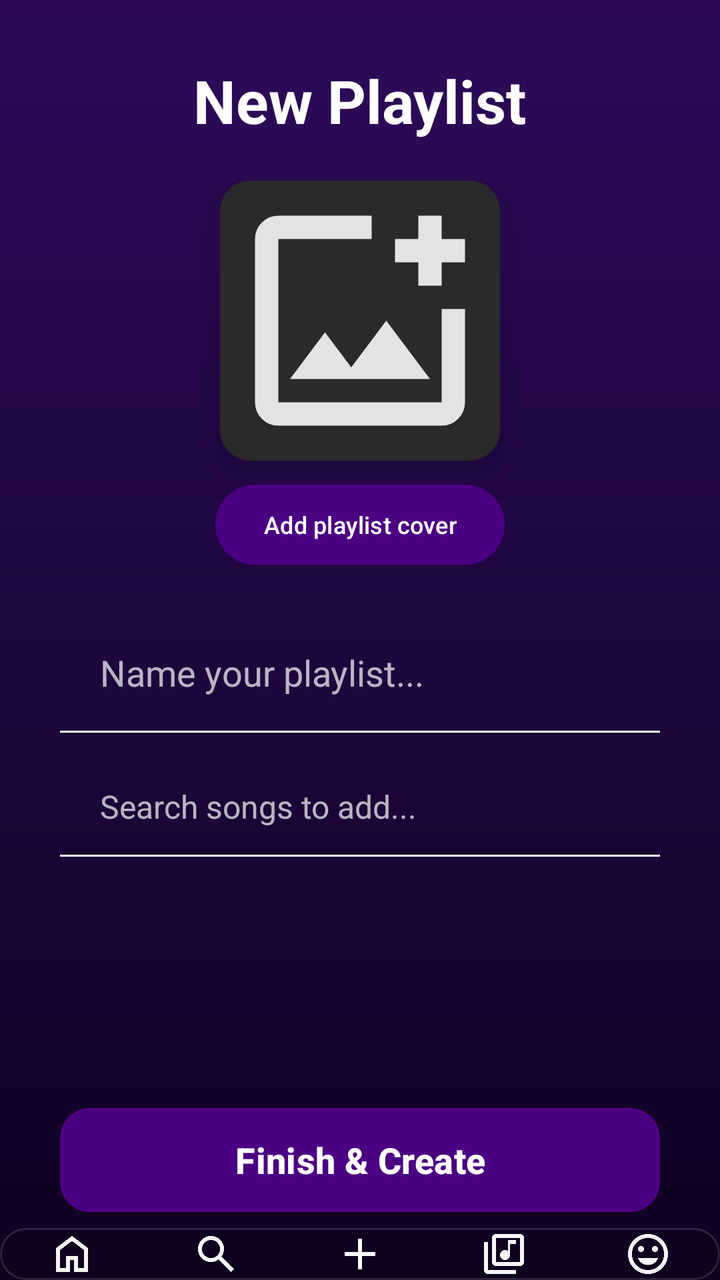
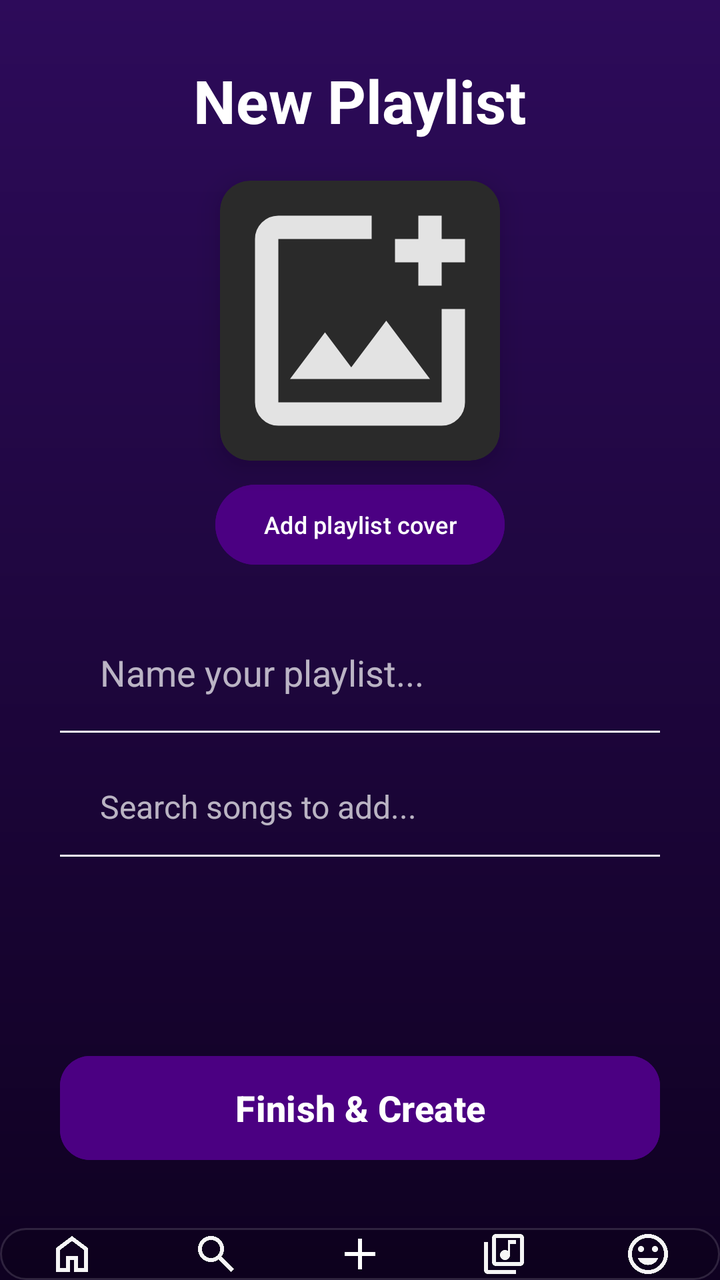

Compare the two renders of this Android layout. The source of the first and the diff that turns it into the second are given below.
<!-- AndroidManifest.xml: application theme Theme.Tuneify_Final_Project -->
<!-- res/layout/activity_create_playlist.xml -->
<?xml version="1.0" encoding="utf-8"?>
<androidx.constraintlayout.widget.ConstraintLayout
    xmlns:android="http://schemas.android.com/apk/res/android"
    xmlns:app="http://schemas.android.com/apk/res-auto"
    xmlns:tools="http://schemas.android.com/tools"
    android:layout_width="match_parent"
    android:layout_height="match_parent"
    android:background="@drawable/bg_main_gradient">

    <TextView
        android:id="@+id/tv_create_title"
        android:layout_width="wrap_content"
        android:layout_height="wrap_content"
        android:text="New Playlist"
        android:textColor="#FFFFFF"
        android:textSize="30sp"
        android:textStyle="bold"
        android:layout_marginTop="30dp"
        app:layout_constraintTop_toTopOf="parent"
        app:layout_constraintStart_toStartOf="parent"
        app:layout_constraintEnd_toEndOf="parent"/>

    <androidx.cardview.widget.CardView
        android:id="@+id/cv_playlist_cover"
        android:layout_width="140dp"
        android:layout_height="140dp"
        android:layout_marginTop="20dp"
        app:cardCornerRadius="15dp"
        app:cardBackgroundColor="#2A2A2A"
        app:cardElevation="8dp"
        app:layout_constraintTop_toBottomOf="@id/tv_create_title"
        app:layout_constraintStart_toStartOf="parent"
        app:layout_constraintEnd_toEndOf="parent">

        <ImageView
            android:id="@+id/iv_playlist_cover"
            android:layout_width="match_parent"
            android:layout_height="match_parent"
            android:scaleType="centerCrop"
            android:src="@drawable/add_playlist_cover"
            android:contentDescription="Playlist Cover Preview" />
    </androidx.cardview.widget.CardView>

    <Button
        android:id="@+id/btn_select_cover"
        android:layout_width="wrap_content"
        android:layout_height="wrap_content"
        android:layout_marginTop="8dp"
        android:text="Add playlist cover"
        android:textSize="12sp"
        android:textAllCaps="false"
        android:backgroundTint="#4B0082"
        app:layout_constraintTop_toBottomOf="@id/cv_playlist_cover"
        app:layout_constraintStart_toStartOf="parent"
        app:layout_constraintEnd_toEndOf="parent" />

    <EditText
        android:id="@+id/et_playlist_name"
        android:layout_width="0dp"
        android:layout_height="60dp"
        android:layout_marginHorizontal="30dp"
        android:layout_marginTop="20dp"
        android:background="@drawable/edit_text_flat"
        android:hint="Name your playlist..."
        android:paddingStart="20dp"
        android:paddingEnd="20dp"
        android:importantForAutofill="no"
        android:textColor="#FFFFFF"
        android:textColorHint="#B3FFFFFF"
        app:layout_constraintTop_toBottomOf="@id/btn_select_cover"
        app:layout_constraintStart_toStartOf="parent"
        app:layout_constraintEnd_toEndOf="parent" />

    <EditText
        android:id="@+id/et_search_songs"
        android:layout_width="0dp"
        android:layout_height="50dp"
        android:layout_marginHorizontal="30dp"
        android:layout_marginTop="12dp"
        android:background="@drawable/edit_text_flat"
        android:hint="Search songs to add..."
        android:paddingStart="20dp"
        android:paddingEnd="20dp"
        android:importantForAutofill="no"
        android:textColor="#FFFFFF"
        android:textColorHint="#B3FFFFFF"
        android:textSize="16sp"
        app:layout_constraintTop_toBottomOf="@id/et_playlist_name"
        app:layout_constraintStart_toStartOf="parent"
        app:layout_constraintEnd_toEndOf="parent" />

    <androidx.recyclerview.widget.RecyclerView
        android:id="@+id/rv_songs_list"
        android:layout_width="match_parent"
        android:layout_height="0dp"
        android:layout_marginTop="10dp"
        android:layout_marginBottom="10dp"
        android:paddingHorizontal="10dp"
        app:layout_constraintTop_toBottomOf="@id/et_search_songs"
        app:layout_constraintBottom_toTopOf="@id/btn_save_playlist"/>

    <Button
        android:id="@+id/btn_save_playlist"
        android:layout_width="0dp"
        android:layout_height="60dp"
        android:layout_marginHorizontal="30dp"
        android:layout_marginBottom="30dp"
        android:backgroundTint="#4B0082"
        android:text="Finish &amp; Create"
        android:textAllCaps="false"
        android:textSize="18sp"
        android:textStyle="bold"
        app:cornerRadius="15dp"
        app:layout_constraintBottom_toBottomOf="parent"
        app:layout_constraintStart_toStartOf="parent"
        app:layout_constraintEnd_toEndOf="parent" />



    <include
        android:id="@+id/cv_now_playing_bar"
        layout="@layout/layout_now_playing_bar"
        android:layout_width="0dp"
        android:layout_height="68dp"
        android:visibility="gone"
        app:layout_constraintBottom_toTopOf="@id/bottom_nav_container"
        app:layout_constraintStart_toStartOf="parent"
        app:layout_constraintEnd_toEndOf="parent" />

    
    <include
        android:id="@+id/bottom_nav_container"
        layout="@layout/layout_bottom_nav"
        android:layout_width="0dp"
        android:layout_height="wrap_content"
        app:layout_constraintBottom_toBottomOf="parent"
        app:layout_constraintStart_toStartOf="parent"
        app:layout_constraintEnd_toEndOf="parent" />

</androidx.constraintlayout.widget.ConstraintLayout>
<!-- res/layout/layout_now_playing_bar.xml (included above) -->
<?xml version="1.0" encoding="utf-8"?>
<RelativeLayout
    xmlns:android="http://schemas.android.com/apk/res/android"
    xmlns:app="http://schemas.android.com/apk/res-auto"
    android:id="@+id/cv_now_playing_bar"
    android:layout_width="match_parent"
    android:layout_height="64dp"
    android:layout_marginStart="12dp"
    android:layout_marginEnd="12dp"
    android:layout_marginBottom="8dp"
    android:background="@drawable/glass_card"
    android:paddingStart="10dp"
    android:paddingEnd="10dp">

    
    <ImageView
        android:id="@+id/iv_now_playing_thumb"
        android:layout_width="46dp"
        android:layout_height="46dp"
        android:layout_centerVertical="true"
        android:layout_alignParentStart="true"
        android:scaleType="centerCrop"
        android:src="@drawable/add_playlist_cover" />

    
    <ImageView
        android:id="@+id/iv_now_playing_play_pause"
        android:layout_width="36dp"
        android:layout_height="36dp"
        android:layout_alignParentEnd="true"
        android:layout_centerVertical="true"
        android:layout_marginEnd="4dp"
        android:src="@drawable/play_icon"
        app:tint="#FFFFFF" />

    
    <LinearLayout
        android:layout_width="match_parent"
        android:layout_height="wrap_content"
        android:layout_toEndOf="@id/iv_now_playing_thumb"
        android:layout_toStartOf="@id/iv_now_playing_play_pause"
        android:layout_centerVertical="true"
        android:layout_marginStart="12dp"
        android:layout_marginEnd="8dp"
        android:orientation="vertical">

        <TextView
            android:id="@+id/tv_now_playing_title"
            android:layout_width="match_parent"
            android:layout_height="wrap_content"
            android:text="Not Playing"
            android:textColor="#FFFFFF"
            android:textStyle="bold"
            android:textSize="14sp"
            android:maxLines="1"
            android:ellipsize="marquee"
            android:marqueeRepeatLimit="marquee_forever"
            android:focusable="true"
            android:focusableInTouchMode="true"
            android:singleLine="true"/>

        <TextView
            android:id="@+id/tv_now_playing_artist"
            android:layout_width="match_parent"
            android:layout_height="wrap_content"
            android:text="Select a song"
            android:textColor="#DDFFFFFF"
            android:textSize="12sp"
            android:maxLines="1"
            android:ellipsize="end"/>

    </LinearLayout>

</RelativeLayout>
<!-- res/layout/layout_bottom_nav.xml (included above) -->
<?xml version="1.0" encoding="utf-8"?>
<LinearLayout xmlns:android="http://schemas.android.com/apk/res/android"
    xmlns:app="http://schemas.android.com/apk/res-auto"
    android:id="@+id/bottom_nav_container"
    android:layout_width="match_parent"
    android:layout_height="64dp"
    android:layout_marginStart="20dp"
    android:layout_marginEnd="20dp"
    android:layout_marginBottom="18dp"
    android:background="@drawable/glass_card"
    android:orientation="horizontal"
    android:weightSum="5"
    android:gravity="center"
    android:elevation="8dp">

    <ImageView
        android:id="@+id/nav_home"
        android:layout_width="0dp"
        android:layout_height="24dp"
        android:layout_weight="1"
        android:src="@drawable/home_icon"
        app:tint="#B3FFFFFF"/>

    <ImageView
        android:id="@+id/nav_search"
        android:layout_width="0dp"
        android:layout_height="24dp"
        android:layout_weight="1"
        android:src="@drawable/search_icon"
        app:tint="#B3FFFFFF"/>

    <ImageView
        android:id="@+id/nav_create"
        android:layout_width="0dp"
        android:layout_height="26dp"
        android:layout_weight="1"
        android:src="@drawable/add_icon"
        app:tint="#FFFFFF"/>

    <ImageView
        android:id="@+id/nav_library"
        android:layout_width="0dp"
        android:layout_height="24dp"
        android:layout_weight="1"
        android:src="@drawable/library_icon"
        app:tint="#B3FFFFFF"/>

    <ImageView
        android:id="@+id/nav_mood"
        android:layout_width="0dp"
        android:layout_height="24dp"
        android:layout_weight="1"
        android:src="@drawable/mood_icon"
        app:tint="#B3FFFFFF"/>

</LinearLayout>
<!-- resources referenced by this layout -->
<resources>
  <!-- drawable add_icon (drawable) -->
  <vector xmlns:android="http://schemas.android.com/apk/res/android"
      android:width="24dp"
      android:height="24dp"
      android:viewportWidth="960"
      android:viewportHeight="960">
    <path
        android:pathData="M440,520L200,520v-80h240v-240h80v240h240v80L520,520v240h-80v-240Z"
        android:fillColor="#e3e3e3"/>
  </vector>
  <!-- drawable add_playlist_cover (drawable) -->
  <vector xmlns:android="http://schemas.android.com/apk/res/android"
      android:width="24dp"
      android:height="24dp"
      android:viewportWidth="960"
      android:viewportHeight="960">
    <path
        android:pathData="M480,480ZM200,840q-33,0 -56.5,-23.5T120,760v-560q0,-33 23.5,-56.5T200,120h320v80L200,200v560h560v-320h80v320q0,33 -23.5,56.5T760,840L200,840ZM240,680h480L570,480 450,640l-90,-120 -120,160ZM680,360v-80h-80v-80h80v-80h80v80h80v80h-80v80h-80Z"
        android:fillColor="#e3e3e3"/>
  </vector>
  <!-- drawable bg_main_gradient (drawable) -->
  <?xml version="1.0" encoding="utf-8"?>
  <shape xmlns:android="http://schemas.android.com/apk/res/android"
      android:shape="rectangle">
      <gradient
          android:startColor="#2D0B5A"
          android:endColor="#0F0121"
          android:angle="270" />
  </shape>
  <!-- drawable edit_text_flat (drawable) -->
  <?xml version="1.0" encoding="utf-8"?>
  <layer-list xmlns:android="http://schemas.android.com/apk/res/android">
      <item
          android:top="-2dp"
          android:left="-2dp"
          android:right="-2dp">
          <shape android:shape="rectangle">
              <stroke
                  android:width="1dp"
                  android:color="#FFFFFF" />
  
              <solid android:color="@android:color/transparent" />
          </shape>
      </item>
  </layer-list>
  <!-- drawable glass_card (drawable) -->
  <?xml version="1.0" encoding="utf-8"?>
  <shape xmlns:android="http://schemas.android.com/apk/res/android">
  
      <solid android:color="#1C000000"/>
  
      <corners android:radius="22dp"/>
  
      <stroke
          android:width="1dp"
          android:color="#22FFFFFF"/>
  
  </shape>
  <!-- drawable home_icon (drawable) -->
  <vector xmlns:android="http://schemas.android.com/apk/res/android"
      android:width="24dp"
      android:height="24dp"
      android:viewportWidth="960"
      android:viewportHeight="960">
    <path
        android:pathData="M240,760h120v-240h240v240h120v-360L480,220 240,400v360ZM160,840v-480l320,-240 320,240v480L520,840v-240h-80v240L160,840ZM480,490Z"
        android:fillColor="#e3e3e3"/>
  </vector>
  <!-- drawable play_icon (drawable) -->
  <vector xmlns:android="http://schemas.android.com/apk/res/android"
      android:width="24dp"
      android:height="24dp"
      android:viewportWidth="960"
      android:viewportHeight="960">
    <path
        android:pathData="M320,760v-560l440,280 -440,280ZM400,480ZM400,614 L610,480 400,346v268Z"
        android:fillColor="#e3e3e3"/>
  </vector>
  <!-- drawable search_icon (drawable) -->
  <vector xmlns:android="http://schemas.android.com/apk/res/android"
      android:width="24dp"
      android:height="24dp"
      android:viewportWidth="960"
      android:viewportHeight="960">
    <path
        android:pathData="M784,840 L532,588q-30,24 -69,38t-83,14q-109,0 -184.5,-75.5T120,380q0,-109 75.5,-184.5T380,120q109,0 184.5,75.5T640,380q0,44 -14,83t-38,69l252,252 -56,56ZM380,560q75,0 127.5,-52.5T560,380q0,-75 -52.5,-127.5T380,200q-75,0 -127.5,52.5T200,380q0,75 52.5,127.5T380,560Z"
        android:fillColor="#e3e3e3"/>
  </vector>
  <style name="Theme.Tuneify_Final_Project" parent="Base.Theme.Tuneify_Final_Project" />
  <style name="Base.Theme.Tuneify_Final_Project" parent="Theme.Material3.DayNight.NoActionBar">
          
          
      </style>
  <!-- unchanged entries left out for length: 2 -->
</resources>

<!-- the commit's change to res/layout/activity_create_playlist.xml (unified diff, before → after) -->
@@ -111,8 +111,7 @@
         android:textSize="18sp"
         android:textStyle="bold"
         app:cornerRadius="15dp"
-        app:layout_constraintBottom_toBottomOf="parent"
-        app:layout_constraintStart_toStartOf="parent"
+        app:layout_constraintBottom_toTopOf="@id/cv_now_playing_bar"        app:layout_constraintStart_toStartOf="parent"
         app:layout_constraintEnd_toEndOf="parent" />
 
 
